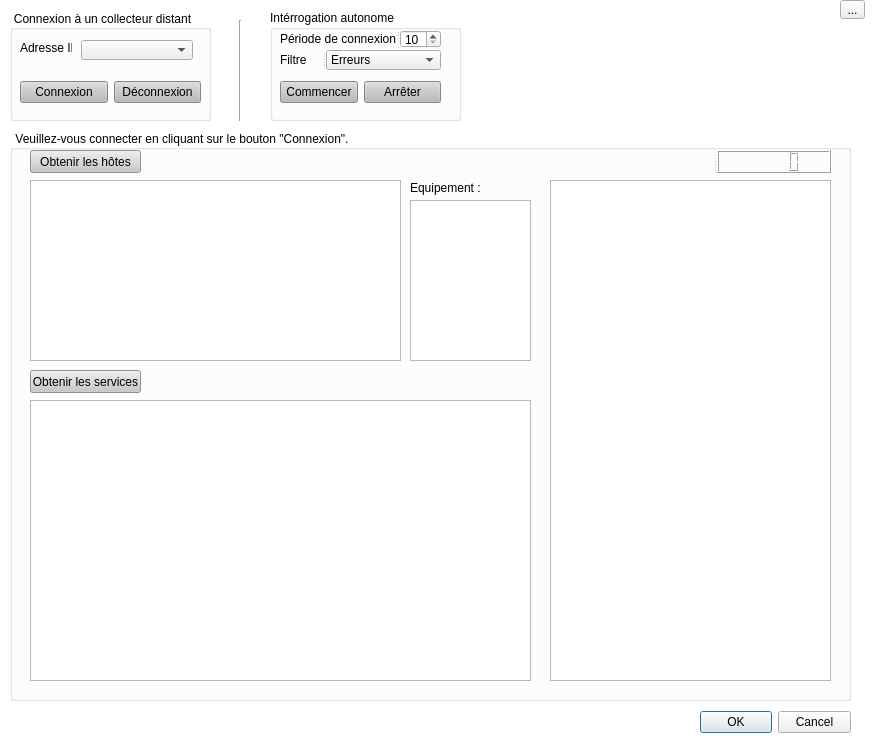
First picture: the form in Superviseur/QSuperviseur/fen_superviseur.ui, repository SNIRNagios/FinalRemy, before the edit.
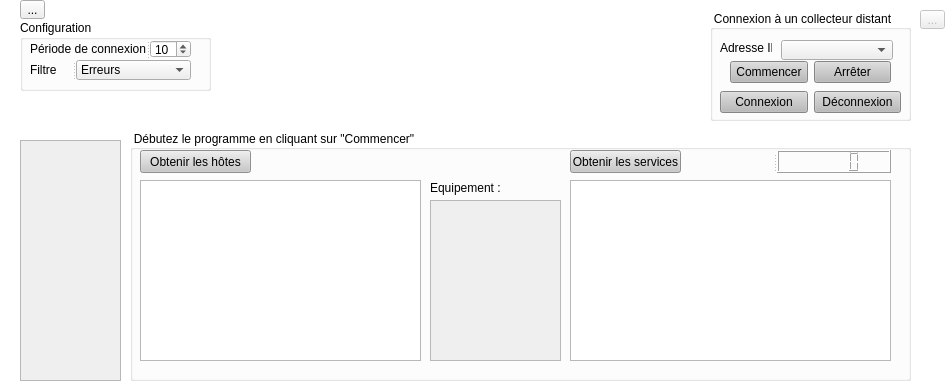
Second picture: the form after the edit. Icons and pictures are not drawn.

```diff
--- a/Superviseur/QSuperviseur/fen_superviseur.ui
+++ b/Superviseur/QSuperviseur/fen_superviseur.ui
@@ -6,8 +6,8 @@
    <rect>
     <x>0</x>
     <y>0</y>
-    <width>872</width>
-    <height>738</height>
+    <width>950</width>
+    <height>392</height>
    </rect>
   </property>
   <property name="windowTitle">
@@ -38,10 +38,10 @@
   <widget class="QGroupBox" name="GB_Contenu">
    <property name="geometry">
     <rect>
-     <x>10</x>
+     <x>130</x>
      <y>130</y>
-     <width>841</width>
-     <height>571</height>
+     <width>781</width>
+     <height>251</height>
     </rect>
    </property>
    <property name="styleSheet">
@@ -51,7 +51,7 @@
 }</string>
    </property>
    <property name="title">
-    <string>Veuillez-vous connecter en cliquant sur le bouton &quot;Connexion&quot;.</string>
+    <string>Débutez le programme en cliquant sur &quot;Commencer&quot;</string>
    </property>
    <widget class="QTableWidget" name="TW_Hotes">
     <property name="enabled">
@@ -59,19 +59,22 @@
     </property>
     <property name="geometry">
      <rect>
-      <x>20</x>
+      <x>10</x>
       <y>50</y>
-      <width>371</width>
+      <width>281</width>
       <height>181</height>
      </rect>
     </property>
    </widget>
    <widget class="QTextEdit" name="TE_Hotes">
+    <property name="enabled">
+     <bool>false</bool>
+    </property>
     <property name="geometry">
      <rect>
-      <x>400</x>
+      <x>300</x>
       <y>70</y>
-      <width>121</width>
+      <width>131</width>
       <height>161</height>
      </rect>
     </property>
@@ -82,7 +85,7 @@
    <widget class="QPushButton" name="BTN_getHosts">
     <property name="geometry">
      <rect>
-      <x>20</x>
+      <x>10</x>
       <y>20</y>
       <width>111</width>
       <height>23</height>
@@ -106,8 +109,8 @@
    <widget class="QPushButton" name="BTN_getServices">
     <property name="geometry">
      <rect>
-      <x>20</x>
-      <y>240</y>
+      <x>440</x>
+      <y>20</y>
       <width>111</width>
       <height>23</height>
      </rect>
@@ -130,27 +133,17 @@
    <widget class="QTableWidget" name="TW_Services">
     <property name="geometry">
      <rect>
-      <x>20</x>
-      <y>270</y>
-      <width>501</width>
-      <height>281</height>
-     </rect>
-    </property>
-   </widget>
-   <widget class="QTextEdit" name="textEdit">
-    <property name="geometry">
-     <rect>
-      <x>540</x>
+      <x>440</x>
       <y>50</y>
-      <width>281</width>
-      <height>501</height>
+      <width>321</width>
+      <height>181</height>
      </rect>
     </property>
    </widget>
    <widget class="QLabel" name="label_3">
     <property name="geometry">
      <rect>
-      <x>400</x>
+      <x>300</x>
       <y>50</y>
       <width>81</width>
       <height>16</height>
@@ -163,7 +156,7 @@
    <widget class="QSplitter" name="splitter_3">
     <property name="geometry">
      <rect>
-      <x>690</x>
+      <x>630</x>
       <y>20</y>
       <width>131</width>
       <height>23</height>
@@ -183,7 +176,7 @@
   <widget class="QGroupBox" name="GB_Connexion">
    <property name="geometry">
     <rect>
-     <x>10</x>
+     <x>710</x>
      <y>10</y>
      <width>201</width>
      <height>111</height>
@@ -198,71 +191,6 @@
    <property name="title">
     <string>Connexion à un collecteur distant</string>
    </property>
-   <widget class="QWidget" name="layoutWidget">
-    <property name="geometry">
-     <rect>
-      <x>10</x>
-      <y>70</y>
-      <width>181</width>
-      <height>25</height>
-     </rect>
-    </property>
-    <layout class="QHBoxLayout" name="horizontalLayout">
-     <item>
-      <widget class="QPushButton" name="BTN_Connexion">
-       <property name="styleSheet">
-        <string notr="true">QPushButton#BTN_Connexion
-{
-	background:rgb(186, 186, 186);
-}
-
-QPushButton#BTN_Connexion:hover
-{
-	background:rgb(94, 94, 94);
-}
-
-QPushButton#BTN_Connexion:pressed
-{
-	
-}
-
-
-
-
-</string>
-       </property>
-       <property name="text">
-        <string>Connexion</string>
-       </property>
-      </widget>
-     </item>
-     <item>
-      <widget class="QPushButton" name="BTN_Deconnexion">
-       <property name="styleSheet">
-        <string notr="true">QPushButton#BTN_Deconnexion
-{
-	background:rgb(186, 186, 186);
-	
-	
-}
-
-QPushButton#BTN_Deconnexion:hover
-{
-	background:rgb(94, 94, 94);
-}
-
-QPushButton#BTN_Deconnexion:pressed
-{
-	
-}</string>
-       </property>
-       <property name="text">
-        <string>Déconnexion</string>
-       </property>
-      </widget>
-     </item>
-    </layout>
-   </widget>
    <widget class="QLabel" name="label">
     <property name="geometry">
      <rect>
@@ -289,56 +217,11 @@
      <string notr="true"/>
     </property>
    </widget>
-  </widget>
-  <widget class="QToolButton" name="toolButton">
-   <property name="geometry">
-    <rect>
-     <x>840</x>
-     <y>0</y>
-     <width>25</width>
-     <height>19</height>
-    </rect>
-   </property>
-   <property name="text">
-    <string>...</string>
-   </property>
-  </widget>
-  <widget class="QLabel" name="LA_Status">
-   <property name="geometry">
-    <rect>
-     <x>10</x>
-     <y>710</y>
-     <width>371</width>
-     <height>16</height>
-    </rect>
-   </property>
-   <property name="text">
-    <string/>
-   </property>
-  </widget>
-  <widget class="QGroupBox" name="GB_Interrogation">
-   <property name="geometry">
-    <rect>
-     <x>270</x>
-     <y>10</y>
-     <width>191</width>
-     <height>111</height>
-    </rect>
-   </property>
-   <property name="styleSheet">
-    <string notr="true">QGroupBox#GB_Connexion
-{
-	color:rgb(0, 0, 0);
-}</string>
-   </property>
-   <property name="title">
-    <string>Intérrogation autonome</string>
-   </property>
    <widget class="QWidget" name="layoutWidget">
     <property name="geometry">
      <rect>
-      <x>10</x>
-      <y>70</y>
+      <x>20</x>
+      <y>50</y>
       <width>161</width>
       <height>25</height>
      </rect>
@@ -394,6 +277,106 @@
      </item>
     </layout>
    </widget>
+   <widget class="QWidget" name="layoutWidget">
+    <property name="geometry">
+     <rect>
+      <x>10</x>
+      <y>80</y>
+      <width>181</width>
+      <height>25</height>
+     </rect>
+    </property>
+    <layout class="QHBoxLayout" name="horizontalLayout">
+     <item>
+      <widget class="QPushButton" name="BTN_Connexion">
+       <property name="styleSheet">
+        <string notr="true">QPushButton#BTN_Connexion
+{
+	background:rgb(186, 186, 186);
+}
+
+QPushButton#BTN_Connexion:hover
+{
+	background:rgb(94, 94, 94);
+}
+
+QPushButton#BTN_Connexion:pressed
+{
+	
+}
+
+
+
+
+</string>
+       </property>
+       <property name="text">
+        <string>Connexion</string>
+       </property>
+      </widget>
+     </item>
+     <item>
+      <widget class="QPushButton" name="BTN_Deconnexion">
+       <property name="styleSheet">
+        <string notr="true">QPushButton#BTN_Deconnexion
+{
+	background:rgb(186, 186, 186);
+	
+	
+}
+
+QPushButton#BTN_Deconnexion:hover
+{
+	background:rgb(94, 94, 94);
+}
+
+QPushButton#BTN_Deconnexion:pressed
+{
+	
+}</string>
+       </property>
+       <property name="text">
+        <string>Déconnexion</string>
+       </property>
+      </widget>
+     </item>
+    </layout>
+   </widget>
+  </widget>
+  <widget class="QToolButton" name="toolButton">
+   <property name="enabled">
+    <bool>false</bool>
+   </property>
+   <property name="geometry">
+    <rect>
+     <x>920</x>
+     <y>10</y>
+     <width>25</width>
+     <height>19</height>
+    </rect>
+   </property>
+   <property name="text">
+    <string>...</string>
+   </property>
+  </widget>
+  <widget class="QGroupBox" name="GB_Interrogation">
+   <property name="geometry">
+    <rect>
+     <x>20</x>
+     <y>20</y>
+     <width>191</width>
+     <height>71</height>
+    </rect>
+   </property>
+   <property name="styleSheet">
+    <string notr="true">QGroupBox#GB_Connexion
+{
+	color:rgb(0, 0, 0);
+}</string>
+   </property>
+   <property name="title">
+    <string>Configuration</string>
+   </property>
    <widget class="QSplitter" name="splitter">
     <property name="geometry">
      <rect>
@@ -416,7 +399,7 @@
       <enum>QAbstractSpinBox::UpDownArrows</enum>
      </property>
      <property name="minimum">
-      <number>10</number>
+      <number>5</number>
      </property>
      <property name="maximum">
       <number>60</number>
@@ -470,19 +453,67 @@
     </widget>
    </widget>
   </widget>
-  <widget class="Line" name="line">
+  <widget class="QLabel" name="label_5">
    <property name="geometry">
     <rect>
-     <x>230</x>
-     <y>20</y>
-     <width>20</width>
-     <height>101</height>
+     <x>350</x>
+     <y>-30</y>
+     <width>341</width>
+     <height>201</height>
     </rect>
    </property>
-   <property name="orientation">
-    <enum>Qt::Vertical</enum>
+   <property name="text">
+    <string/>
    </property>
   </widget>
+  <widget class="QLabel" name="LA_Status">
+   <property name="geometry">
+    <rect>
+     <x>570</x>
+     <y>110</y>
+     <width>381</width>
+     <height>16</height>
+    </rect>
+   </property>
+   <property name="text">
+    <string/>
+   </property>
+  </widget>
+  <widget class="QListWidget" name="listWidget">
+   <property name="enabled">
+    <bool>false</bool>
+   </property>
+   <property name="geometry">
+    <rect>
+     <x>20</x>
+     <y>140</y>
+     <width>101</width>
+     <height>241</height>
+    </rect>
+   </property>
+  </widget>
+  <widget class="QToolButton" name="toolButton_2">
+   <property name="geometry">
+    <rect>
+     <x>20</x>
+     <y>0</y>
+     <width>25</width>
+     <height>19</height>
+    </rect>
+   </property>
+   <property name="text">
+    <string>...</string>
+   </property>
+  </widget>
+  <zorder>label_5</zorder>
+  <zorder>buttonBox</zorder>
+  <zorder>GB_Contenu</zorder>
+  <zorder>GB_Connexion</zorder>
+  <zorder>toolButton</zorder>
+  <zorder>GB_Interrogation</zorder>
+  <zorder>LA_Status</zorder>
+  <zorder>listWidget</zorder>
+  <zorder>toolButton_2</zorder>
  </widget>
  <resources/>
  <connections>
```
Left out of the diff: 15 changed lines with no effect on the pictures.
